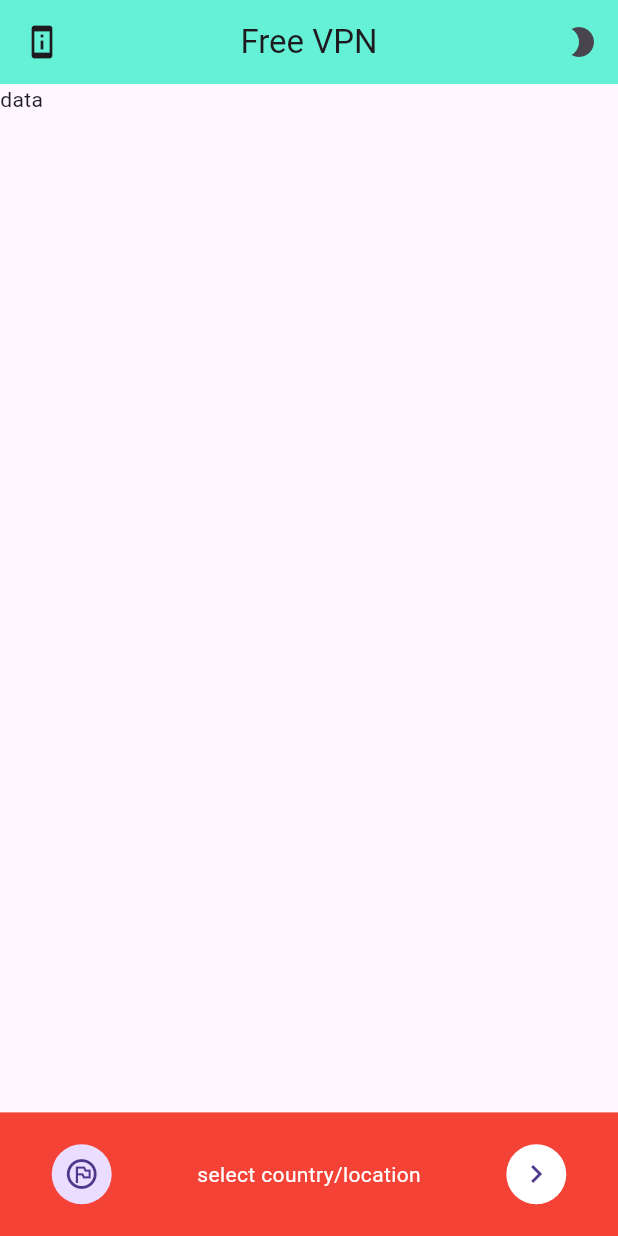
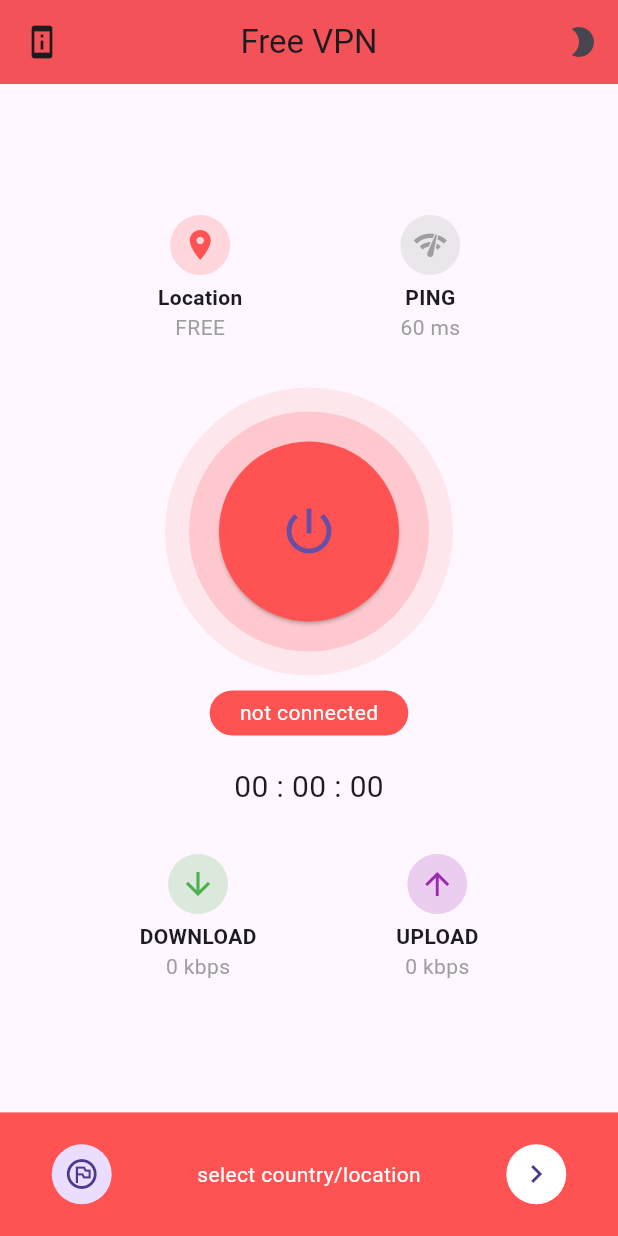
Before and after one commit to abdohabib447/vpn_app, a Flutter app: the screen it shows after launch, on a phone screen of 412 x 824 dp. Run offline on Flutter 3.47's test engine with Material 3 defaults, Android fonts, the phone set to English and light mode, and no system bars; our stand-ins replace get, hive, hive_flutter; accounts and stored records are empty.

Commit message:
finish home ui

```diff
--- /dev/null
+++ b/lib/model/custom_connection_widget.dart
@@ -0,0 +1,50 @@
+import 'package:flutter/material.dart';
+
+class CustomConnectionWidget extends StatelessWidget {
+  CustomConnectionWidget(
+      {required this.function, required this.connectionStatus});
+  Function function;
+  String connectionStatus;
+  Widget build(BuildContext context) {
+    return Column(
+      children: [
+        Container(
+          padding: EdgeInsets.all(16),
+          decoration: BoxDecoration(
+            shape: BoxShape.circle,
+            color: Colors.redAccent.withOpacity(0.1),
+          ),
+          child: Container(
+            padding: EdgeInsets.all(20),
+            decoration: BoxDecoration(
+              shape: BoxShape.circle,
+              color: Colors.redAccent.withOpacity(0.2),
+            ),
+            child: ElevatedButton(
+              onPressed: () {
+                function;
+              },
+              child: Icon(Icons.power_settings_new, size: 40),
+              style: ElevatedButton.styleFrom(
+                shape: CircleBorder(),
+                padding: EdgeInsets.all(40),
+                backgroundColor: Colors.redAccent,
+              ),
+            ),
+          ),
+        ),
+        SizedBox(height: 10),
+        Container(
+          padding: EdgeInsets.symmetric(horizontal: 20, vertical: 5),
+          decoration: BoxDecoration(
+            color: Colors.redAccent,
+            borderRadius: BorderRadius.circular(20),
+          ),
+          child: Text(connectionStatus, style: TextStyle(color: Colors.white)),
+        ),
+        SizedBox(height: 20),
+        Text("00 : 00 : 00", style: TextStyle(fontSize: 20)),
+      ],
+    );
+  }
+}
--- /dev/null
+++ b/lib/model/custom_icon.dart
@@ -0,0 +1,32 @@
+import 'package:flutter/material.dart';
+
+class CustomIcon extends StatelessWidget {
+  final IconData icon;
+  final String label;
+  final String value;
+  final Color color;
+  final Function function;
+
+  CustomIcon(
+      {required this.icon,
+      required this.label,
+      required this.value,
+      required this.color,
+      required this.function
+      });
+
+  @override
+  Widget build(BuildContext context) {
+    return Column(
+      children: [
+        CircleAvatar(
+          backgroundColor: color.withOpacity(0.2),
+          child: IconButton(onPressed: (){function;}, icon: Icon(icon, color: color)),
+        ),
+        SizedBox(height: 5),
+        Text(label, style: TextStyle(fontWeight: FontWeight.bold)),
+        Text(value, style: TextStyle(color: Colors.grey)),
+      ],
+    );
+  }
+}
--- a/lib/screans/home_screan/home_view.dart
+++ b/lib/screans/home_screan/home_view.dart
@@ -1,7 +1,8 @@
 import 'package:flutter/material.dart';
 import 'package:get/get.dart';
-import 'package:get/get_core/src/get_main.dart';
 import 'package:vpn_basic_project/app-preference/app_preference.dart';
+import 'package:vpn_basic_project/model/custom_connection_widget.dart';
+import 'package:vpn_basic_project/model/custom_icon.dart';
 
 class HomeView extends StatelessWidget {
   static const String route = 'home';
@@ -26,19 +27,67 @@ class HomeView extends StatelessWidget {
         leading:
             IconButton(onPressed: () {}, icon: Icon(Icons.perm_device_info)),
       ),
-      body: Text('data'),
-      bottomNavigationBar:
-         handleBottumNavigationBar(context),
+      body: Column(
+        mainAxisAlignment: MainAxisAlignment.center,
+        children: [
+          Row(
+            mainAxisAlignment: MainAxisAlignment.spaceEvenly,
+            children: [
+              CustomIcon(
+                  icon: Icons.location_on,
+                  label: "Location",
+                  value: "FREE",
+                  color: Colors.redAccent,
+                  function: () {}),
+              CustomIcon(
+                  icon: Icons.network_check,
+                  label: "PING",
+                  value: "60 ms",
+                  color: Colors.grey,
+                  function: () {}),
+            ],
+          ),
+          SizedBox(
+            height: 30,
+          ),
+          CustomConnectionWidget(
+              function: () {}, connectionStatus: 'not connected'),
+          SizedBox(height: 30),
+          Row(
+            mainAxisAlignment: MainAxisAlignment.spaceEvenly,
+            children: [
+              CustomIcon(
+                icon: Icons.arrow_downward,
+                label: "DOWNLOAD",
+                value: "0 kbps",
+                color: Colors.green,
+                function: () {},
+              ),
+              CustomIcon(
+                icon: Icons.arrow_upward,
+                label: "UPLOAD",
+                value: "0 kbps",
+                color: Colors.purple,
+                function: () {},
+              ),
+            ],
+          ),
+        ],
+      ),
+      bottomNavigationBar: handleBottumNavigationBar(context),
     );
   }
 
   handleBottumNavigationBar(BuildContext context) {
-    return InkWell(
-      onTap: (){},
+    return SafeArea(
+      child: Semantics(
+        button: true,
+        child: InkWell(
+          onTap: () {},
           child: Container(
             padding: EdgeInsets.all(6),
-        height: high* 0.1,
-        color: Colors.red,
+            height: high * 0.1,
+            color: Colors.redAccent,
             child: Row(
               mainAxisAlignment: MainAxisAlignment.spaceAround,
               children: [
@@ -56,6 +105,8 @@ class HomeView extends StatelessWidget {
                     backgroundColor: Colors.white,
                     child: Icon(Icons.keyboard_arrow_right_outlined))
               ],
+            ),
+          ),
         ),
       ),
     );
--- a/lib/theme.dart
+++ b/lib/theme.dart
@@ -5,7 +5,7 @@ class MyTheme {
     appBarTheme: AppBarTheme(
       centerTitle: true,
       elevation: 3,
-      backgroundColor: Colors.tealAccent,
+      backgroundColor: Colors.redAccent,
     ),
     bottomNavigationBarTheme: BottomNavigationBarThemeData(
       backgroundColor: Colors.red,
```
Lines whose indentation alone changed are shown as unchanged.
